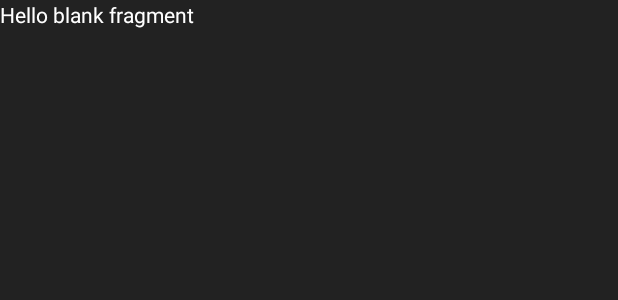
After one commit to Hadryan/lissaner, an Android app: the layout fragment_settings.xml on its own in the app's theme, with its tools: preview values and no code run, on a phone screen of 412 x 824 dp. The commit adds this screen. Shown: the top 300 px of the screen. Run offline under Robolectric (Android 15) with nearby library versions, the phone set to English and light mode, and no system bars.

Commit message:
Add empty settings fragment

```diff
--- a/app/build.gradle
+++ b/app/build.gradle
@@ -57,4 +57,6 @@ dependencies {
     androidTestImplementation 'androidx.test.ext:junit:1.1.1'
     androidTestImplementation 'androidx.test.espresso:espresso-core:3.2.0'
 
+    implementation "androidx.navigation:navigation-fragment-ktx:2.3.0"
+    implementation "androidx.navigation:navigation-ui-ktx:2.3.0"
 }
--- a/app/src/main/res/layout/fragment_record.xml
+++ b/app/src/main/res/layout/fragment_record.xml
@@ -94,6 +94,12 @@
                     android:text="-" />
             </LinearLayout>
 
+            <Button
+                android:layout_marginTop="@dimen/separator"
+                android:id="@+id/settings_button"
+                android:layout_width="match_parent"
+                android:layout_height="wrap_content"
+                android:text="Settings" />
         </LinearLayout>
 
         <com.daniel_araujo.lissaner.android.ui.WellView
--- /dev/null
+++ b/app/src/main/res/layout/fragment_settings.xml
@@ -0,0 +1,14 @@
+<?xml version="1.0" encoding="utf-8"?>
+<FrameLayout xmlns:android="http://schemas.android.com/apk/res/android"
+    xmlns:tools="http://schemas.android.com/tools"
+    android:layout_width="match_parent"
+    android:layout_height="match_parent"
+    tools:context=".android.ui.SettingsFragment">
+
+    <!-- TODO: Update blank fragment layout -->
+    <TextView
+        android:layout_width="match_parent"
+        android:layout_height="match_parent"
+        android:text="@string/hello_blank_fragment" />
+
+</FrameLayout>
--- a/app/src/main/res/values/strings.xml
+++ b/app/src/main/res/values/strings.xml
@@ -41,4 +41,6 @@
 
     <string name="audio_player_error_loading">Unable to play this file.</string>
     <string name="item_remove_permanently">Delete</string>
+    <!-- TODO: Remove or change this placeholder text -->
+    <string name="hello_blank_fragment">Hello blank fragment</string>
 </resources>
```
Also changed, not shown: app/src/main/java/com/daniel_araujo/lissaner/android/ui/MainActivity.kt (+0 -29 lines), app/src/main/java/com/daniel_araujo/lissaner/android/ui/ProductivityFragment.kt (added, +60 -0 lines), app/src/main/java/com/daniel_araujo/lissaner/android/ui/RecordFragment.kt (+12 -0 lines), app/src/main/java/com/daniel_araujo/lissaner/android/ui/SettingsFragment.kt (added, +27 -0 lines), app/src/main/res/layout/activity_main.xml (+6 -8 lines), app/src/main/res/layout/fragment_productivity.xml (added, +20 -0 lines), app/src/main/res/navigation/nav_main.xml (added, +16 -0 lines).
